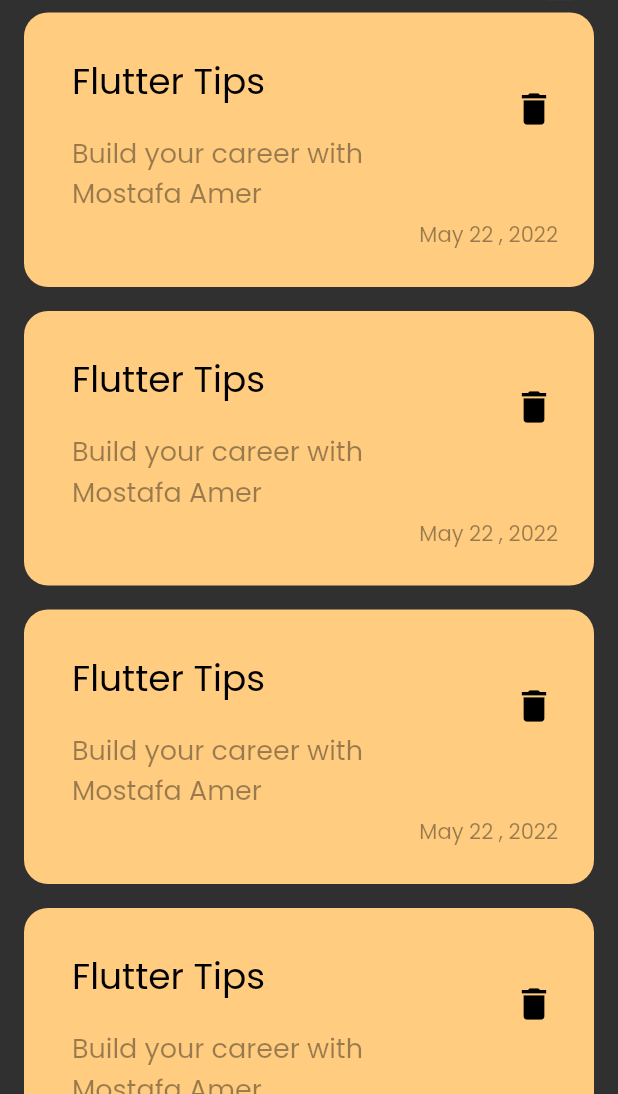
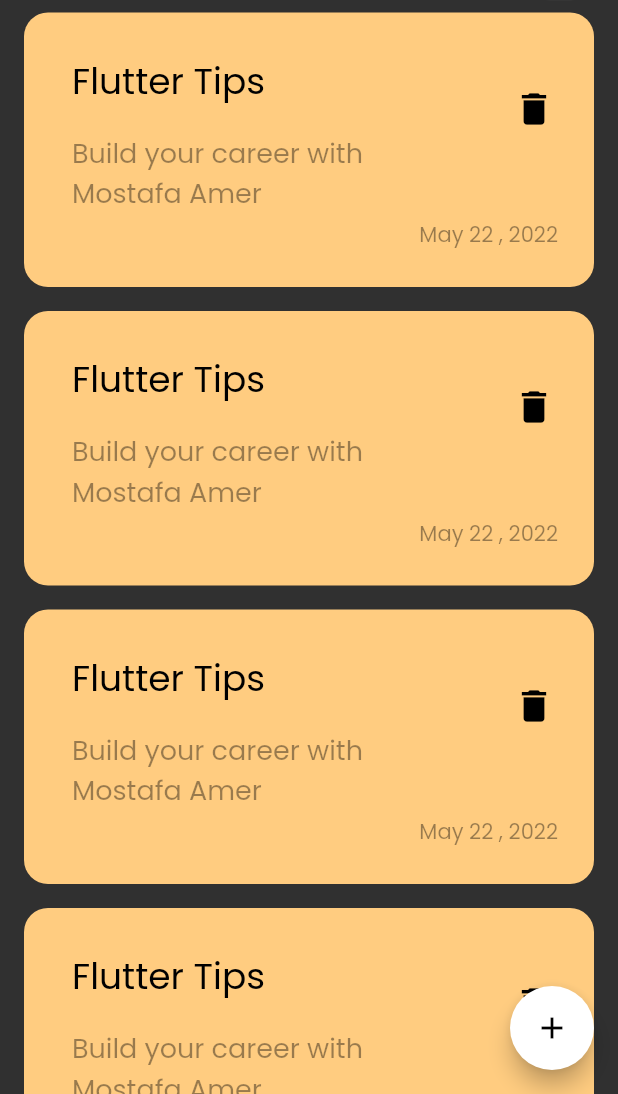
Before and after one commit to MostafaAmer12/Notes_App, a Flutter app: the screen it shows after launch, on a phone screen of 412 x 824 dp, the part 142-1236 px from its top. Run offline on Flutter 3.47's test engine with Material 2 defaults, Android fonts, the phone set to English and light mode, and no system bars.

Commit message:
Build floating action button

```diff
--- a/lib/views/notes_view.dart
+++ b/lib/views/notes_view.dart
@@ -8,6 +8,14 @@ class NotesView extends StatelessWidget {
   @override
   Widget build(BuildContext context) {
     return Scaffold(
+      floatingActionButton: FloatingActionButton(
+        onPressed: () {},
+        child: Icon(
+          Icons.add,
+          color: Colors.black,
+        ),
+        backgroundColor: Colors.white,
+      ),
       body: Padding(
         padding: const EdgeInsets.symmetric(horizontal: 16),
         child: Column(
```
